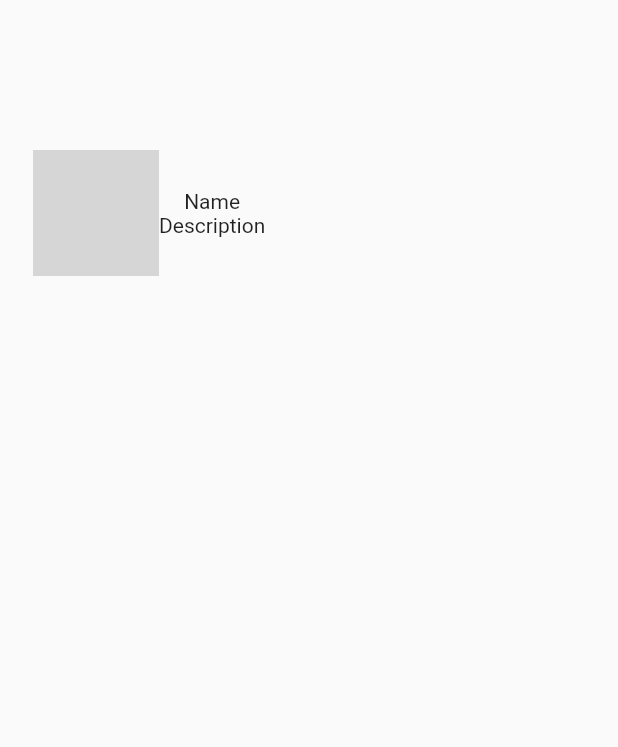
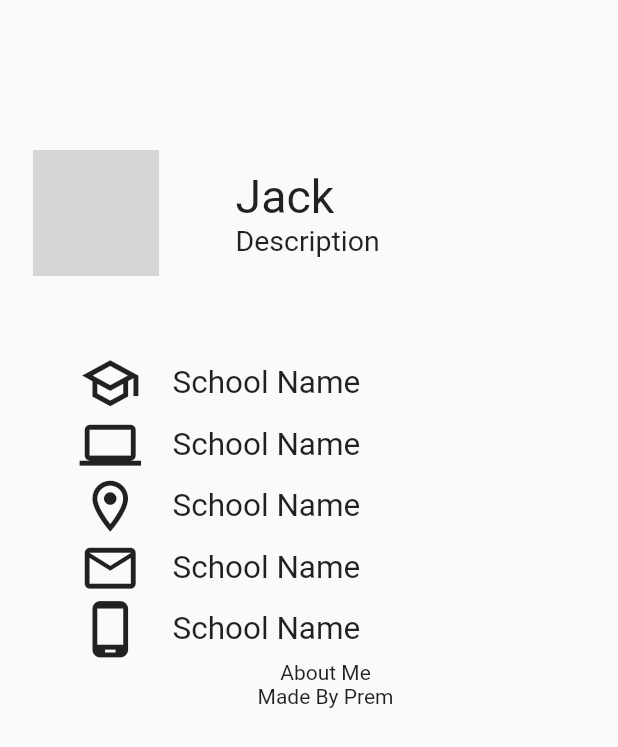
Before and after one commit to PremRai345/PortfolioApp, a Flutter app: the screen it shows after launch, on a phone screen of 412 x 824 dp. Shown: the top 747 px of the screen. Run offline on Flutter 3.47's test engine with Material 2 defaults, Android fonts, the phone set to English and light mode, and no system bars; network calls fail; grey boxes are pictures that could not be loaded.

Commit message:
Added Icon and Text and TextStyle
Icon and text with style is added.

```diff
--- a/portfolio_app/lib/main.dart
+++ b/portfolio_app/lib/main.dart
@@ -20,19 +20,73 @@ class HomeScreen extends StatelessWidget {
           children: [
             Row(
               children: [
-                CircleAvatar(
+               const CircleAvatar(
                   radius: 42,
-                  backgroundImage:
-                      NetworkImage('https://picsum.photos/200/300'),
+                  backgroundImage: NetworkImage(
+                    'https://images.unsplash.com/photo-1539571696357-5a69c17a67c6?ixlib=rb-1.2.1&ixid=MnwxMjA3fDB8MHxwaG90by1wYWdlfHx8fGVufDB8fHx8&auto=format&fit=crop&w=387&q=80',
+                  ),
                 ),
+                const SizedBox(width: 51),
                 Column(
-                  children: [
-                    Text('Name'),
-                    Text('Description'),
+                  crossAxisAlignment: CrossAxisAlignment.start,
+                  children: const[
+                    Text(
+                      'Jack',
+                      style: TextStyle(fontSize: 31),
+                    ),
+                    Text(
+                      'Description',
+                      style: TextStyle(fontSize: 19),
+                    ),
                   ],
                 )
               ],
-            )
+            ),
+           const SizedBox(height: 51),
+            Padding(
+              padding: const EdgeInsets.only(left: 31),
+              child: Column(
+                children: [
+                  Row(
+                    children: const [
+                      Icon(Icons.school_outlined,size: 41),
+                      SizedBox(width: 21),
+                      Text('School Name', style: TextStyle(fontSize: 21)),
+                    ],
+                  ),
+                  Row(
+                    children:const [
+                      Icon(Icons.computer_outlined,size: 41),
+                      SizedBox(width: 21),
+                      Text('School Name', style: TextStyle(fontSize: 21)),
+                    ],
+                  ),
+                  Row(
+                    children: const [
+                      Icon(Icons.location_on_outlined,size: 41),
+                      SizedBox(width: 21),
+                      Text('School Name', style: TextStyle(fontSize: 21)),
+                    ],
+                  ),
+                  Row(
+                    children: const[
+                      Icon(Icons.email_outlined,size: 41),
+                      SizedBox(width: 21),
+                      Text('School Name', style: TextStyle(fontSize: 21)),
+                    ],
+                  ),
+                  Row(
+                    children: const[
+                      Icon(Icons.phone_android_outlined,size: 41),
+                      SizedBox(width: 21),
+                      Text('School Name', style: TextStyle(fontSize: 21)),
+                    ],
+                  ),
+                ],
+              ),
+            ),
+           const Text('About Me'),
+           const Text('Made By Prem'),
           ],
         ),
       ),
```
Also changed, not shown: 1 other file.
